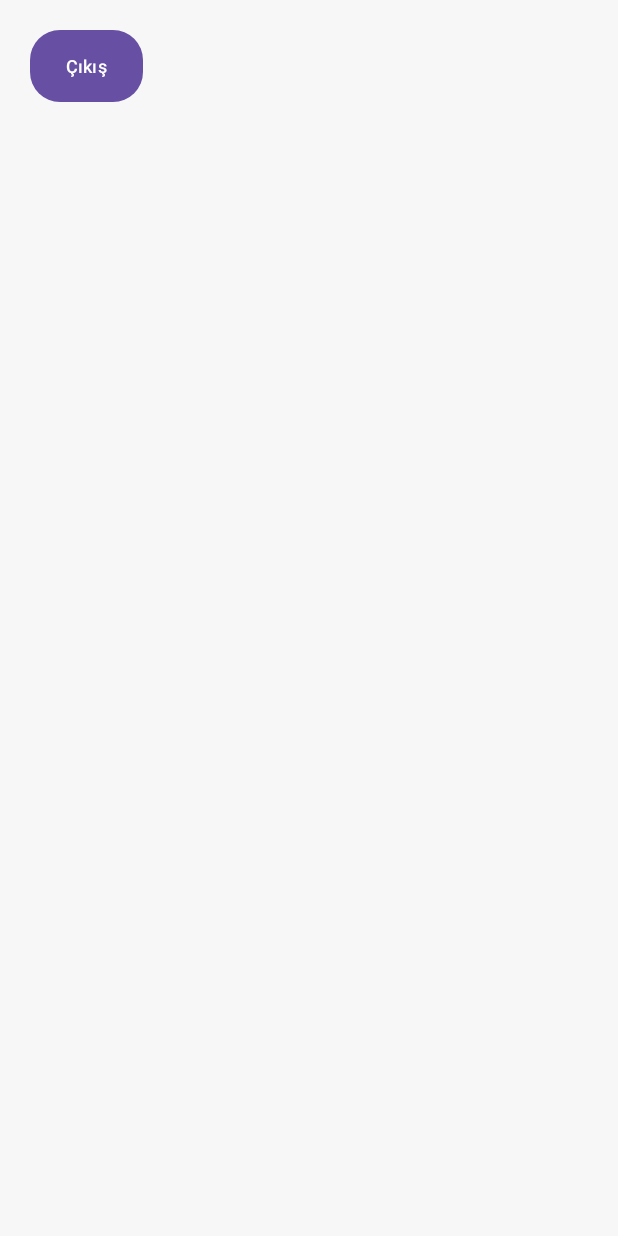
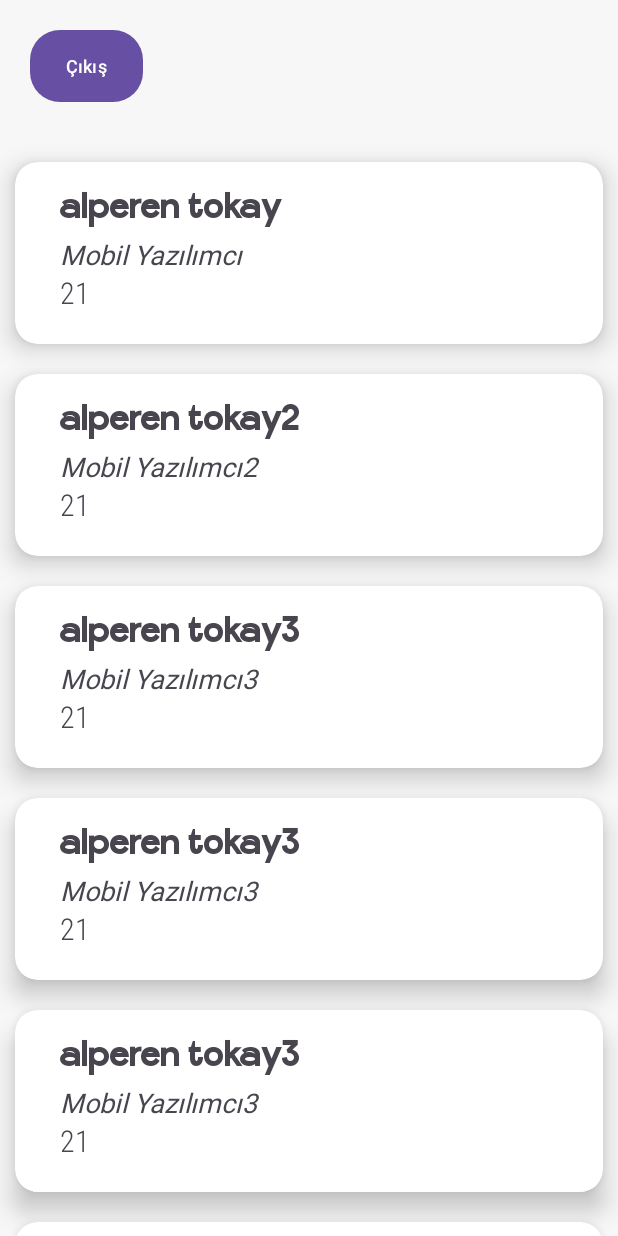
Before and after one commit to albtky/Mobil_Project, an Android app: the screen it shows after launch once a user with an empty profile is signed in (HomePage), on a phone screen of 412 x 824 dp. Run offline under Robolectric (Android 15) with nearby library versions, the phone set to English and light mode, and no system bars; our stand-ins replace Firebase (no records; nobody signed in at launch, a user with empty details on screens opened directly).

Commit message:
recyclerview ile CardView sıralama işşlemi tamamen halledildi

```diff
--- a/app/src/main/java/com/alperen/myapplication/HomePage.kt
+++ b/app/src/main/java/com/alperen/myapplication/HomePage.kt
@@ -3,35 +3,46 @@ package com.alperen.myapplication
 import android.content.Intent
 import androidx.appcompat.app.AppCompatActivity
 import android.os.Bundle
+import android.util.Log
 import android.view.View
 import androidx.recyclerview.widget.LinearLayoutManager
 import com.alperen.myapplication.databinding.ActivityHomePageBinding
 import com.google.firebase.auth.FirebaseAuth
 
 class HomePage : AppCompatActivity() {
-    private lateinit var binding:ActivityHomePageBinding
+    private lateinit var binding: ActivityHomePageBinding
     override fun onCreate(savedInstanceState: Bundle?) {
         super.onCreate(savedInstanceState)
-        binding= ActivityHomePageBinding.inflate(layoutInflater)
+        binding = ActivityHomePageBinding.inflate(layoutInflater)
         val view = binding.root
         setContentView(view)
 
-        var UserList =ArrayList<View>()
-        UserList.add(binding.recyclerview)
-        val layoutManager= LinearLayoutManager(this)
+        var userList = ArrayList<UserInfo>()
+        val layoutManager = LinearLayoutManager(this)
+        val userInfo = UserInfo("alperen tokay", "21", "Mobil Yazılımcı")
+        val userInfo2 = UserInfo("alperen tokay2", "21", "Mobil Yazılımcı2")
+        val userInfo3 = UserInfo("alperen tokay3", "21", "Mobil Yazılımcı3")
+        val userInfo4 = UserInfo("alperen tokay3", "21", "Mobil Yazılımcı3")
+        val userInfo5 = UserInfo("alperen tokay3", "21", "Mobil Yazılımcı3")
+        val userInfo6 = UserInfo("alperen tokay3", "21", "Mobil Yazılımcı3")
+
+        userList.add(userInfo)
+        userList.add(userInfo2)
+        userList.add(userInfo3)
+        userList.add(userInfo4)
+        userList.add(userInfo5)
+        userList.add(userInfo6)
         binding.recyclerview.layoutManager = layoutManager
-        val adapter  = recycle_adapter(UserList)
-        binding.recyclerview.adapter=adapter
+        val adapter = recycle_adapter(userList)
+        binding.recyclerview.adapter = adapter
 
         binding.exitbtn.setOnClickListener {
             FirebaseAuth.getInstance().signOut()
-            val intent = Intent(this,MainActivity::class.java)
+            val intent = Intent(this, MainActivity::class.java)
             startActivity(intent)
             finish()
         }
 
 
-
-
     }
 }
--- /dev/null
+++ b/app/src/main/java/com/alperen/myapplication/UserInfo.kt
@@ -0,0 +1,5 @@
+package com.alperen.myapplication
+
+data class UserInfo(val nameSurname: String, val age: String, val Job: String)
+{
+}
--- a/app/src/main/java/com/alperen/myapplication/recycle_adapter.kt
+++ b/app/src/main/java/com/alperen/myapplication/recycle_adapter.kt
@@ -11,16 +11,16 @@ import com.alperen.myapplication.databinding.ActivityHomePageBinding
 import com.alperen.myapplication.databinding.ActivityRegisterscreenBinding
 import org.w3c.dom.Text
 import java.util.List;
+import kotlin.coroutines.coroutineContext
 
 
-class recycle_adapter(regbinding: registerscreen, val UserList: ArrayList<View>) :
+class recycle_adapter(val UserList: ArrayList<UserInfo>) :
 
     RecyclerView.Adapter<recycle_adapter.UsersVH>() {
 
-    class UsersVH(itemView: View) : RecyclerView.ViewHolder(itemView) {
+    class UsersVH( itemView: View) : RecyclerView.ViewHolder(itemView) {
 
     }
-
 
 
     override fun onCreateViewHolder( parent: ViewGroup, viewType: Int): UsersVH {
@@ -35,22 +35,11 @@ class recycle_adapter(regbinding: registerscreen, val UserList: ArrayList<View>)
     }
 
     override fun onBindViewHolder(holder: UsersVH, position: Int) {
-        val inflater= LayoutInflater.from(holder.itemView.context)
-        val regsiterview=inflater.inflate(R.layout.activity_registerscreen,null)
-        val regName = regsiterview.findViewById<TextView>(R.id.regName)
-        val regAge = regsiterview.findViewById<TextView>(R.id.regAge)
-        val regJob = regsiterview.findViewById<TextView>(R.id.regJob)
+        val currentUser = UserList[position]
 
-        var name = holder.itemView.findViewById<TextView>(R.id.nameSurname)
-        name.text = regName.text.toString()
-        var age = holder.itemView.findViewById<TextView>(R.id.age)
-        age.text=regAge.text.toString()
-        var job = holder.itemView.findViewById<TextView>(R.id.Job)
-        job.text=regJob.text.toString()
+        holder.itemView.findViewById<TextView>(R.id.nameSurname).text= currentUser.nameSurname
+        holder.itemView.findViewById<TextView>(R.id.Job).text=currentUser.Job
+        holder.itemView.findViewById<TextView>(R.id.age).text=currentUser.age
+    }
 
-        var Card:CardView= holder.itemView.findViewById<CardView>(R.id.card)
-
-
-
-    }
 }
--- a/app/src/main/res/layout/cardesign.xml
+++ b/app/src/main/res/layout/cardesign.xml
@@ -6,7 +6,7 @@
     android:layout_width="match_parent"
     android:layout_height="121dp"
     android:layout_marginLeft="10dp"
-    android:layout_marginTop="60dp"
+    android:layout_marginTop="20dp"
     android:layout_marginRight="10dp"
     app:contentPaddingLeft="30dp"
     app:cardCornerRadius="15dp"
```
Also changed, not shown: app/src/main/java/com/alperen/myapplication/registerscreen.kt (+4 -4 lines).
